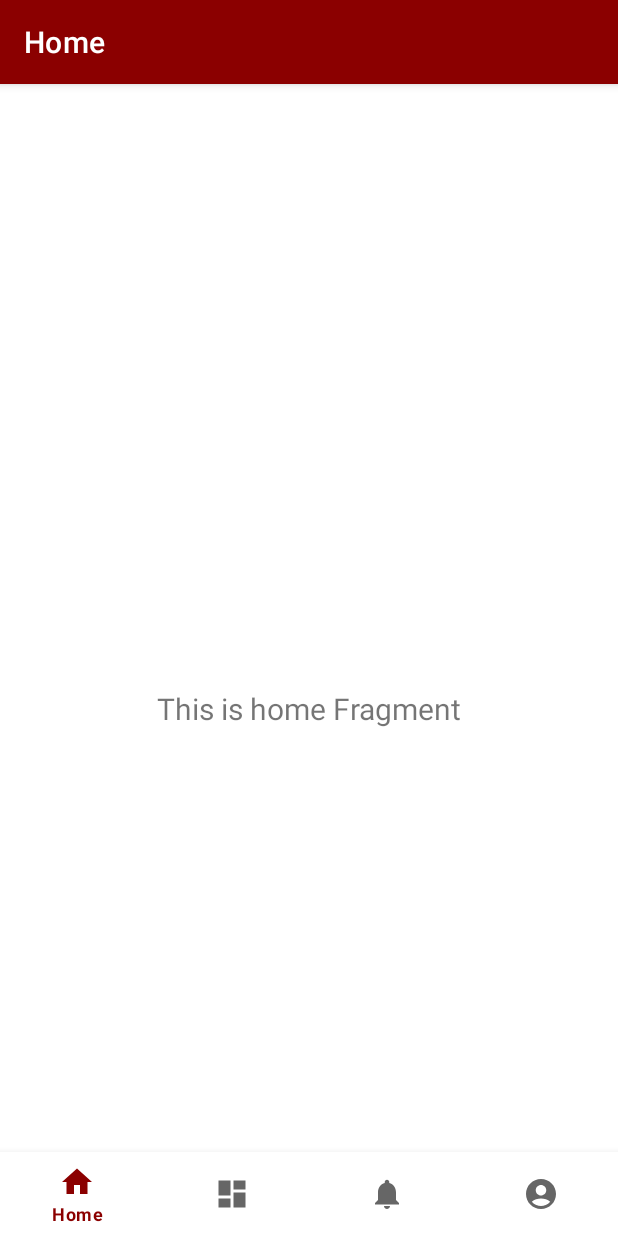
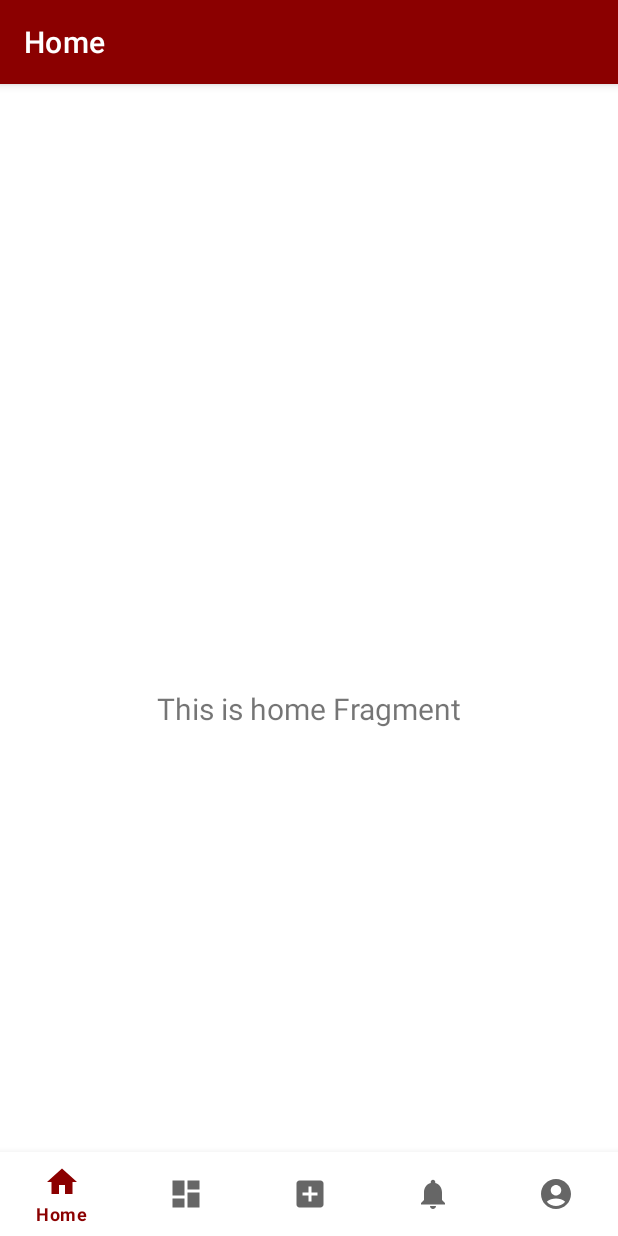
Before and after one commit to farizaiz/MYFOGO, an Android app: the MainActivity screen opened directly, with no data from a screen before it, on a phone screen of 412 x 824 dp. Run offline under Robolectric (Android 15) with nearby library versions, the light colour scheme and no system bars; our stand-ins replace navigation-ui.

Commit message:
Update Bottom Navigation

```diff
--- a/app/src/main/AndroidManifest.xml
+++ b/app/src/main/AndroidManifest.xml
@@ -28,6 +28,9 @@
             android:name=".ui.detail.DetailFogoActivity"
             android:exported="false" />
         <activity
+            android:name=".ui.item.AddFogoActivity"
+            android:exported="false" />
+        <activity
             android:name=".ui.register.RegisterActivity"
             android:exported="false" />
         <activity
--- a/app/src/main/java/com/capstoneproject/myfogo/MainActivity.kt
+++ b/app/src/main/java/com/capstoneproject/myfogo/MainActivity.kt
@@ -1,12 +1,17 @@
 package com.capstoneproject.myfogo
 
+import android.content.Intent
 import androidx.appcompat.app.AppCompatActivity
 import android.os.Bundle
+import android.provider.Settings
+import android.view.Menu
+import android.view.MenuItem
 import androidx.navigation.findNavController
 import androidx.navigation.ui.AppBarConfiguration
 import androidx.navigation.ui.setupActionBarWithNavController
 import androidx.navigation.ui.setupWithNavController
 import com.capstoneproject.myfogo.databinding.ActivityMainBinding
+import com.capstoneproject.myfogo.ui.item.AddFogoActivity
 import com.google.android.material.bottomnavigation.BottomNavigationView
 
 class MainActivity : AppCompatActivity() {
@@ -32,4 +37,5 @@ class MainActivity : AppCompatActivity() {
         setupActionBarWithNavController(navController, appBarConfiguration)
         navView.setupWithNavController(navController)
     }
+
 }
--- /dev/null
+++ b/app/src/main/res/drawable/ic_baseline_add_box_24.xml
@@ -0,0 +1,5 @@
+<vector android:height="24dp" android:tint="#000000"
+    android:viewportHeight="24" android:viewportWidth="24"
+    android:width="24dp" xmlns:android="http://schemas.android.com/apk/res/android">
+    <path android:fillColor="@android:color/white" android:pathData="M19,3L5,3c-1.11,0 -2,0.9 -2,2v14c0,1.1 0.89,2 2,2h14c1.1,0 2,-0.9 2,-2L21,5c0,-1.1 -0.9,-2 -2,-2zM17,13h-4v4h-2v-4L7,13v-2h4L11,7h2v4h4v2z"/>
+</vector>
--- a/app/src/main/res/menu/bottom_nav_menu.xml
+++ b/app/src/main/res/menu/bottom_nav_menu.xml
@@ -12,6 +12,11 @@
         android:title="@string/title_dashboard" />
 
     <item
+        android:id="@+id/add_fogo"
+        android:icon="@drawable/ic_baseline_add_box_24"
+        android:title="@string/add_story"/>
+
+    <item
         android:id="@+id/navigation_notifications"
         android:icon="@drawable/ic_notifications_black_24dp"
         android:title="@string/title_notifications" />
--- a/app/src/main/res/navigation/mobile_navigation.xml
+++ b/app/src/main/res/navigation/mobile_navigation.xml
@@ -28,4 +28,10 @@
         android:name="com.capstoneproject.myfogo.ui.profile.ProfileFragment"
         android:label="@string/title_profile"
         tools:layout="@layout/fragment_profile" />
+
+    <activity
+        android:id="@+id/add_fogo"
+        android:name="com.capstoneproject.myfogo.ui.item.AddFogoActivity"
+        android:label="@string/title_add"
+        tools:layout="@layout/activity_add_fogo" />
 </navigation>
--- a/app/src/main/res/values/strings.xml
+++ b/app/src/main/res/values/strings.xml
@@ -55,4 +55,5 @@
     <!-- TODO: Remove or change this placeholder text -->
     <string name="hello_blank_fragment">Hello blank fragment</string>
     <string name="title_profile">Profile</string>
+    <string name="title_add">Add</string>
 </resources>
```
Also changed, not shown: app/src/main/res/layout/activity_login.xml (+0 -9 lines).
